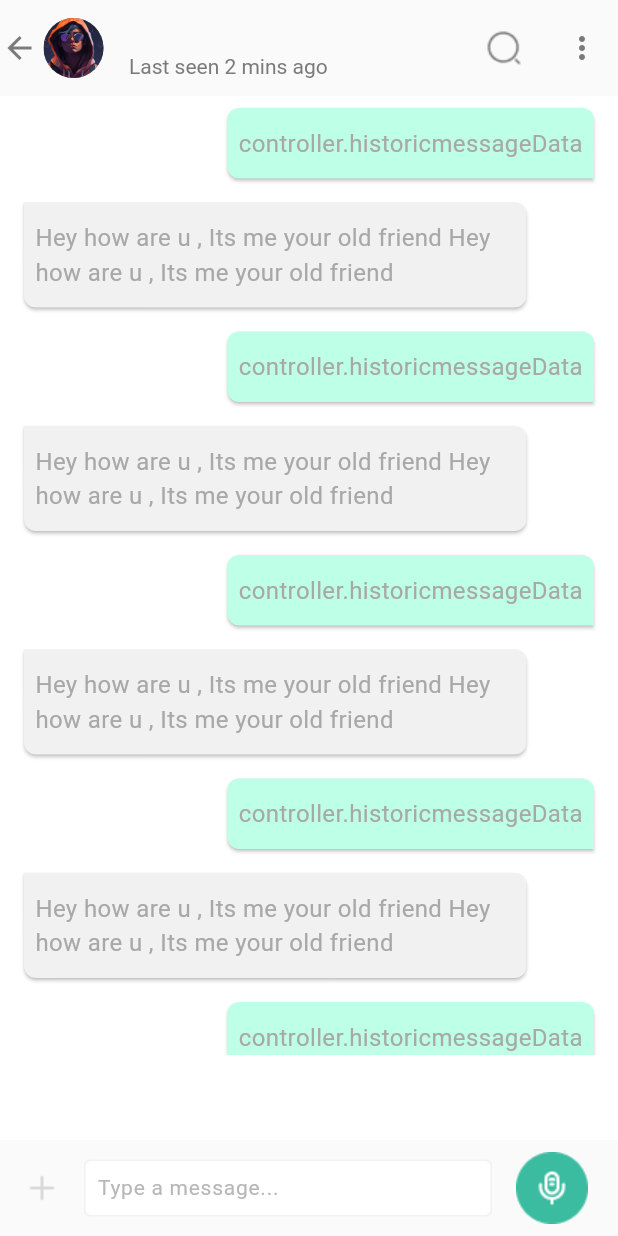
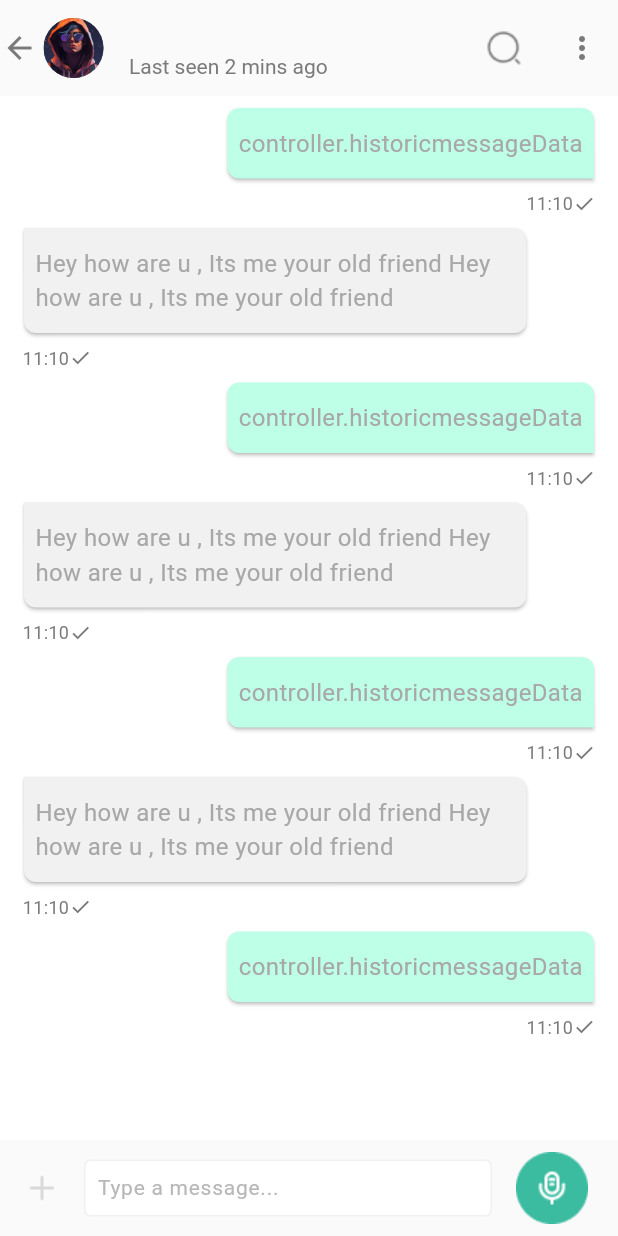
Before and after one commit to jithuhari/chat_app, a Flutter app: the ChatWindowScreen screen opened directly with empty values, on a phone screen of 412 x 824 dp. Run offline on Flutter 3.47's test engine with Material 3 defaults, Android fonts, the phone set to English and light mode, and no system bars; our stand-ins replace another_flushbar, flutter_slidable, flutter_speed_dial, flutter_svg, get, jwt_decoder and 2 more; accounts and stored records are empty; network calls fail; Roboto replaces fonts that are missing (DMSans); project files that could hold a hidden picture were left out.

Commit message:
fix in ui

```diff
--- a/lib/features/chat_window/chat_window_screen.dart
+++ b/lib/features/chat_window/chat_window_screen.dart
@@ -139,7 +139,7 @@ class ChatWindowScreen extends StatelessWidget {
                 child: Stack(
                   children: [
                     SizedBox(
-                      height: MediaQuery.of(context).size.height - 185,
+                      height: MediaQuery.of(context).size.height - 195,
                       child: ListView(
                         children: const [
                           OwnMessageCard(
--- a/lib/widgets/message_widgets/own_message_card.dart
+++ b/lib/widgets/message_widgets/own_message_card.dart
@@ -13,7 +13,10 @@ class OwnMessageCard extends StatelessWidget {
       child: ConstrainedBox(
         constraints:
             BoxConstraints(maxWidth: MediaQuery.of(context).size.width - 45),
-        child:  Card(
+        child: Column(
+          crossAxisAlignment: CrossAxisAlignment.end,
+          children: [
+            Card(
               shape: const RoundedRectangleBorder(
                   borderRadius: BorderRadius.only(
                       topLeft: Radius.circular(8),
@@ -22,19 +25,36 @@ class OwnMessageCard extends StatelessWidget {
                       bottomRight: Radius.circular(0))),
               margin: const EdgeInsets.symmetric(horizontal: 16, vertical: 8),
               color: ownMessageColor,
-          child: Stack(
-            children: [
-              Padding(
-                padding: const EdgeInsets.symmetric(horizontal: 7.5, vertical: 12),
+              child: Padding(
+                padding:
+                    const EdgeInsets.symmetric(horizontal: 7.5, vertical: 12),
                 child: Text(
                   ownMessage,
-                  style: const TextStyle(fontSize: 16, fontWeight: FontWeight.w400),
+                  style: const TextStyle(
+                      fontSize: 16, fontWeight: FontWeight.w400),
+                ),
+              ),
+            ),
+            const Padding(
+              padding: EdgeInsets.only(right: 15.0),
+              child: Row(
+                mainAxisAlignment: MainAxisAlignment.end,
+                children: [
+                  Text(
+                    "11:10",
+                    style: TextStyle(color: iconColor, fontSize: 12),
+                  ),
+                  Icon(
+                    Icons.done,
+                    color: iconColor,
+                    size: 15,
+                  )
+                ],
               ),
             )
           ],
         ),
       ),
-      ),
     );
   }
 }
--- a/lib/widgets/message_widgets/reply_message_card.dart
+++ b/lib/widgets/message_widgets/reply_message_card.dart
@@ -11,7 +11,10 @@ class ReplyMessageCard extends StatelessWidget {
       child: ConstrainedBox(
         constraints:
             BoxConstraints(maxWidth: MediaQuery.of(context).size.width - 45),
-        child: const Card(
+        child: const Column(
+          crossAxisAlignment: CrossAxisAlignment.start,
+          children: [
+            Card(
               shape: RoundedRectangleBorder(
                   borderRadius: BorderRadius.only(
                       topLeft: Radius.circular(0),
@@ -20,17 +23,32 @@ class ReplyMessageCard extends StatelessWidget {
                       bottomRight: Radius.circular(8))),
               margin: EdgeInsets.symmetric(horizontal: 16, vertical: 8),
               color: replyMessageColor,
-          child: Stack(
-            children: [
-              Padding(
+              child: Padding(
                 padding: EdgeInsets.symmetric(horizontal: 7.5, vertical: 12),
                 child: Text(
                   'Hey how are u , Its me your old friend Hey how are u , Its me your old friend',
                   style: TextStyle(fontSize: 16, fontWeight: FontWeight.w400),
                 ),
+              ),
+            ),
+            Padding(
+              padding: EdgeInsets.only(left: 15.0),
+              child: Row(
+                mainAxisAlignment: MainAxisAlignment.start,
+                children: [
+                  Text(
+                    "11:10",
+                    style: TextStyle(color: iconColor, fontSize: 12),
+                  ),
+                  Icon(
+                    Icons.done,
+                    color: iconColor,
+                    size: 15,
                   )
                 ],
               ),
+            )
+          ],
         ),
       ),
     );
```
Lines whose indentation alone changed are shown as unchanged.
